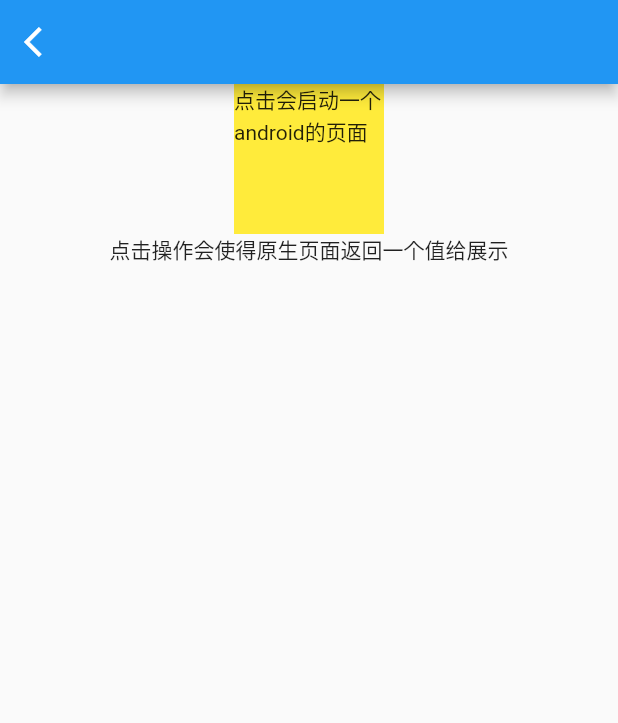
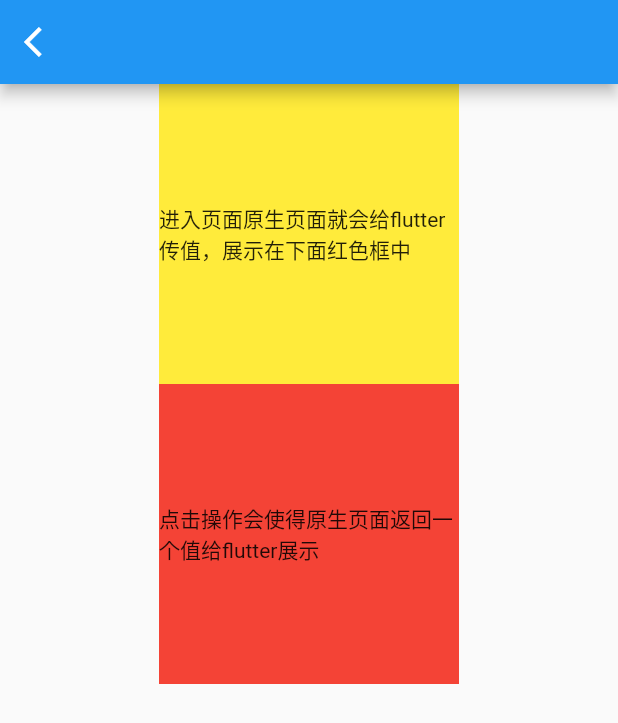
Before and after one commit to ymeddmn/Flutter, a Flutter app: the AndroidToFlutterFulWidget widget shown alone on an empty page, opened directly, on a phone screen of 412 x 824 dp. Shown: the top 723 px of the screen. Run offline on Flutter 3.47's test engine with Material 2 defaults, Android fonts, the phone set to English and light mode, and no system bars; our stand-ins replace fluttertoast.

Commit message:
增加android原生调用flutter的代码

```diff
--- a/flutterview/flutterview/lib/function/androidtoflutter.dart
+++ b/flutterview/flutterview/lib/function/androidtoflutter.dart
@@ -1,5 +1,6 @@
 import 'package:flutter/material.dart';
 import 'package:flutterview/common.dart';
+import 'package:flutter/services.dart';
 
 class AndroidToFlutterFulWidget extends CommonFulWidget {
   @override
@@ -10,7 +11,20 @@ class AndroidToFlutterFulWidget extends CommonFulWidget {
 
 class _AndroidToFlutterFulState
     extends CommonFulWidgetState<AndroidToFlutterFulWidget> {
-  String ztext = '点击操作会使得原生页面返回一个值给展示';
+  String ztext = '点击操作会使得原生页面返回一个值给flutter展示';
+  static const EventChannel eventChannel =
+      const EventChannel('androidtoflutter');
+
+  @override
+  void initState() {
+    super.initState();
+    eventChannel.receiveBroadcastStream().listen((data) {
+      print(data);
+      setState(() {
+        ztext = data;
+      });
+    });
+  }
 
   @override
   getBody() {
@@ -19,14 +33,23 @@ class _AndroidToFlutterFulState
         GestureDetector(
           onTap: () {},
           child: Container(
+            alignment: Alignment.center,
             color: Colors.yellow,
-            width: 100,
-            height: 100,
-            child: Text('点击会启动一个android的页面'),
+            width: 200,
+            height: 200,
+            child: Text('进入页面原生页面就会给flutter传值，展示在下面红色框中'),
           ),
         ),
-        Text(ztext)
+        Container(
+          child: Text(ztext),
+          width: 200,
+          height: 200,
+          color: Colors.red,
+          alignment: Alignment.center,
+        )
       ],
     );
   }
+
+  String _batteryLevel = 'Unknown battery level.';
 }
--- a/flutterview/flutterview/lib/main.dart
+++ b/flutterview/flutterview/lib/main.dart
@@ -10,7 +10,7 @@ import 'package:flutterview/widget/expanded.dart';
 import 'package:flutterview/widget/padding.dart';
 import 'package:flutterview/widget/row.dart';
 import 'package:flutterview/function/fluttertoandroid.dart';
-
+import 'package:flutterview/function/androidtoflutter.dart';
 
 void main() => runApp(Material(
       child: MaterialApp(
@@ -21,10 +21,10 @@ void main() => runApp(Material(
           'text': (_) => new TextWidget(),
           "listview1": (_) => new ListViewWidget1(),
           'horizonalList': (_) => HorizonalListWidget(),
-          'expanded':(_)=>ExpandedFulWidget(),
-          'expandedflex':(_)=>ExpandedFlexFulWidget(),
-          'padding':(_)=>PaddingFulWidget(),
-          'row':(_)=>RowFulWidget(),
+          'expanded': (_) => ExpandedFulWidget(),
+          'expandedflex': (_) => ExpandedFlexFulWidget(),
+          'padding': (_) => PaddingFulWidget(),
+          'row': (_) => RowFulWidget(),
           //控件类
 
           //功能类
@@ -32,6 +32,7 @@ void main() => runApp(Material(
           'clickevent': (_) => ClickEventFulWidget(),
           'exitapp': (_) => ExitAppFulWidget(),
           'fluttertoandroid': (_) => FluttertoAndroidFulWidget(),
+          'androidtoflutter': (_) => AndroidToFlutterFulWidget(),
           //功能类
         },
         theme: new ThemeData(
@@ -62,6 +63,7 @@ class _MyAppState extends State<MyApp> {
     datas.add(Page("padding", "Padding控件，设置间距 f-10"));
     datas.add(Page("row", "row控件 f-11"));
     datas.add(Page("fluttertoandroid", "flutter调用安卓 f-12"));
+    datas.add(Page("androidtoflutter", "android调用flutter f-13"));
     setState(() {});
   }
 
@@ -100,7 +102,6 @@ class _MyAppState extends State<MyApp> {
 //              ));
           return ListTile(
             title: Text(datas[index].text),
-
             onTap: () {
               Navigator.of(context).pushNamed(datas[index].path);
             },
```
Also changed, not shown: 5 other files.
